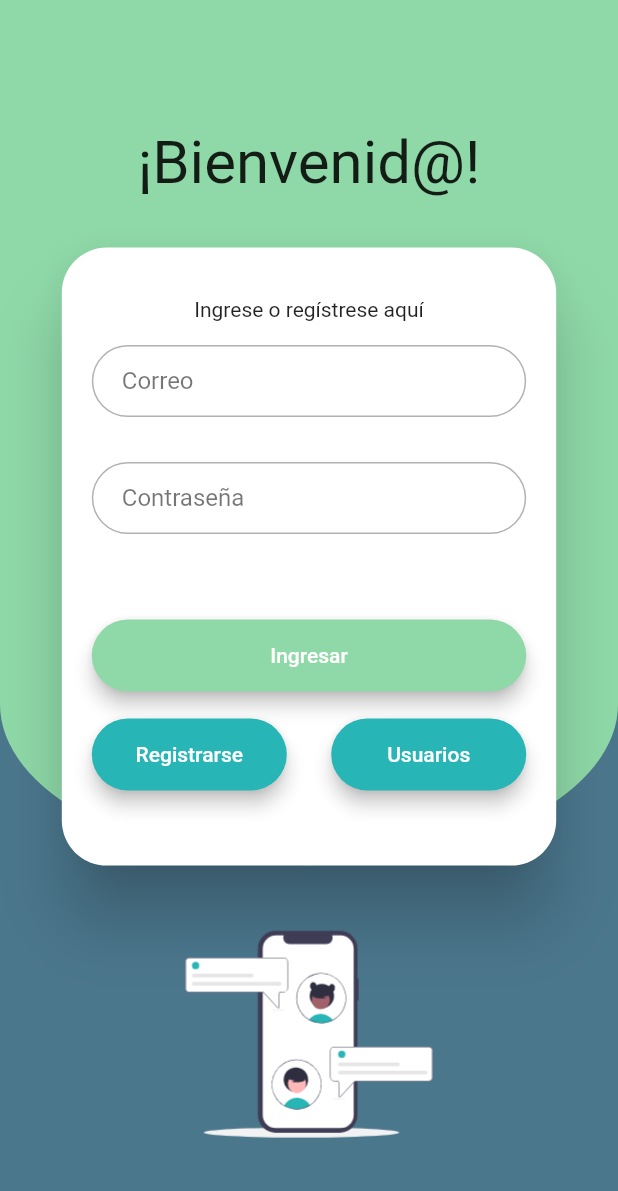
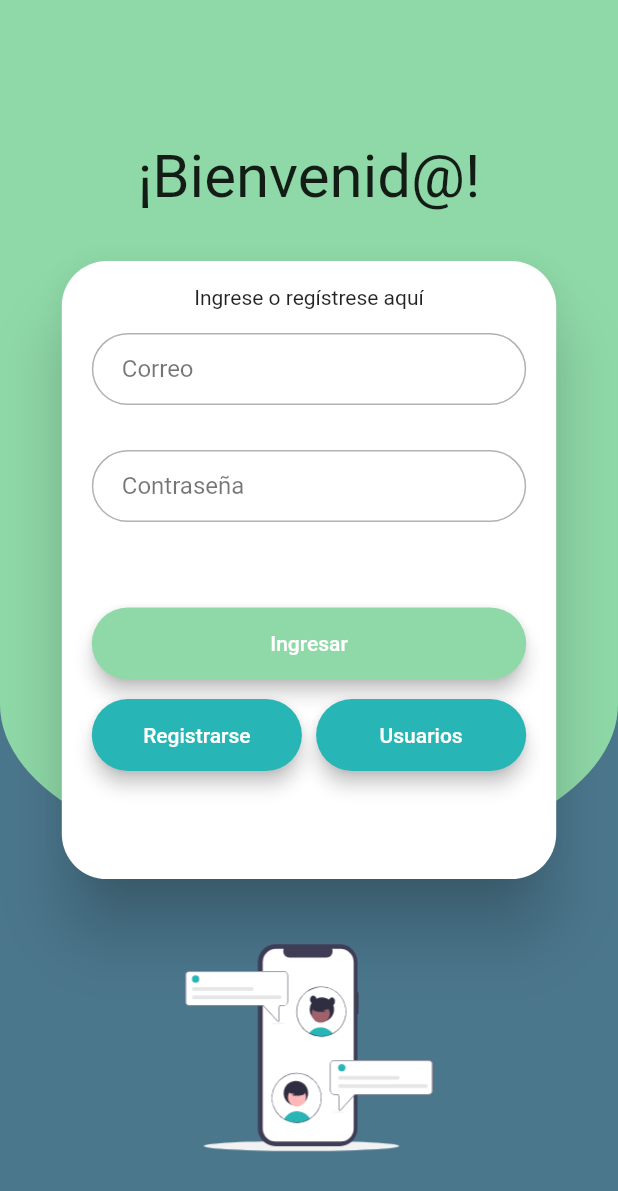
Before and after one commit to danielclas/flutter-apps, a Flutter app: the screen it shows after launch, on a phone screen of 412 x 824 dp. Shown: the top 1191 px of the screen. Run offline on Flutter 3.47's test engine with Material 2 defaults, Android fonts, the light colour scheme and no system bars; our stand-ins replace animated_text_kit, bordered_text, carousel_slider, cloud_firestore, countup, date_format and 14 more; missing offline and left inert: alert, animated_widgets, camerawesome, qrscan, torch_compat; accounts and stored records are empty.

Commit message:
Classroom chat almost done :)

```diff
--- a/v2/classroom_chat_app_2/lib/components/login_register_component.dart
+++ b/v2/classroom_chat_app_2/lib/components/login_register_component.dart
@@ -47,7 +47,7 @@ class _LoginRegisterComponentState extends State<LoginRegisterComponent> {
       height: MediaQuery.of(context).size.height * 0.5,
       width: MediaQuery.of(context).size.width * 0.8,
       child: Padding(
-        padding: const EdgeInsets.only(right: 12, left: 12, top: 25),
+        padding: const EdgeInsets.only(right: 12, left: 12, top: 1),
         child: Form(
           key: formKey,
           onChanged: () => formStatusText = '',
@@ -55,7 +55,7 @@ class _LoginRegisterComponentState extends State<LoginRegisterComponent> {
             mainAxisAlignment: MainAxisAlignment.start,
             children: [
               Padding(
-                padding: const EdgeInsets.all(8.0),
+                padding: const EdgeInsets.only(top: 15, bottom: 8),
                 child: Center(child: Text("Ingrese o regístrese aquí")),
               ),
               Padding(
@@ -63,6 +63,7 @@ class _LoginRegisterComponentState extends State<LoginRegisterComponent> {
                 child: TextFormField(
                     textAlign: TextAlign.center,
                     controller: emailController,
+                    onChanged: (value) => setState(() => formStatusText = ''),
                     validator: (value) => EmailValidator.validate(value) ? null : "",
                     keyboardType: TextInputType.emailAddress,
                     decoration: kTextFieldDecoration.copyWith(
@@ -76,6 +77,7 @@ class _LoginRegisterComponentState extends State<LoginRegisterComponent> {
                   child: TextFormField(
                       textAlign: TextAlign.center,
                       controller: passwordController,
+                      onChanged: (value) => setState(() => formStatusText = ''),
                       validator: (value) => value == null || value.length < 4 ? "P" : null,
                       obscureText: true,
                       keyboardType: TextInputType.emailAddress,
@@ -87,7 +89,11 @@ class _LoginRegisterComponentState extends State<LoginRegisterComponent> {
               ),
               Padding(
                 padding: const EdgeInsets.only(bottom: 8),
-                child: Center(child: Text(formStatusText)),
+                child: Center(
+                    child: Text(
+                  formStatusText,
+                  style: TextStyle(color: Colors.redAccent),
+                )),
               ),
               Padding(
                 padding: const EdgeInsets.all(8.0),
@@ -102,29 +108,27 @@ class _LoginRegisterComponentState extends State<LoginRegisterComponent> {
 
                     setState(() => showSpinner = true);
                     try {
-                      UserCredential user = await FirebaseService.auth.signInWithEmailAndPassword(
-                          email: emailController.value.text, password: passwordController.value.text);
+                      UserCredential user = await FirebaseService.signIn(emailController.text, passwordController.text);
                       if (user != null) {
                         formKey.currentState.reset();
                         Navigator.pushNamed(context, HomeScreen.id);
-                      } else {
-                        formStatusText = 'No fue posible autenticarse';
                       }
 
                       setState(() => showSpinner = false);
                     } catch (e) {
+                      formStatusText = 'No fue posible autenticarse';
                       setState(() => showSpinner = false);
                     }
                   },
                 ),
               ),
               Padding(
-                padding: const EdgeInsets.only(left: 8, right: 8, top: 10),
+                padding: EdgeInsets.only(left: 8, right: 8, top: 5),
                 child: Row(
                   mainAxisAlignment: MainAxisAlignment.spaceBetween,
                   children: [
                     RoundedButton(
-                      minWidth: 130,
+                      minWidth: MediaQuery.of(context).size.height * 0.17,
                       text: 'Registrarse',
                       color: HexColor("28b5b5"),
                       onPressed: () async {
@@ -144,7 +148,7 @@ class _LoginRegisterComponentState extends State<LoginRegisterComponent> {
                       },
                     ),
                     RoundedButton(
-                      minWidth: 130,
+                      minWidth: MediaQuery.of(context).size.height * 0.17,
                       text: 'Usuarios',
                       color: HexColor("28b5b5"),
                       onPressed: () => switchUser(),
--- a/v2/classroom_chat_app_2/lib/components/message_bubble.dart
+++ b/v2/classroom_chat_app_2/lib/components/message_bubble.dart
@@ -12,7 +12,8 @@ class MessageBubble extends StatelessWidget {
   final Message message;
   bool isFromCurrentUser = true;
 
-  formatSender() => this.message.sender.toString().substring(0, this.message.sender.indexOf('@'));
+  formatSender() =>
+      isFromCurrentUser ? '' : '${this.message.sender.toString().substring(0, this.message.sender.indexOf('@'))} |';
   formatTime() => DateFormat('HH:mm').format(message.timestamp.toDate());
 
   BorderRadiusGeometry getRadiusGeometry() {
@@ -25,6 +26,7 @@ class MessageBubble extends StatelessWidget {
   @override
   Widget build(BuildContext context) {
     isFromCurrentUser = FirebaseService.loggedInUser.email == message.sender;
+    print(message.toJson());
     return Padding(
       padding: EdgeInsets.only(left: 10, right: 10, top: 5, bottom: 5),
       child: Column(
@@ -40,7 +42,7 @@ class MessageBubble extends StatelessWidget {
                   crossAxisAlignment: isFromCurrentUser ? CrossAxisAlignment.end : CrossAxisAlignment.start,
                   children: [
                     Text(
-                      "${formatSender()} | ${formatTime()}",
+                      "${formatSender()} ${formatTime()}",
                       style: TextStyle(fontSize: 13, color: Colors.black54),
                     ),
                     Padding(
--- a/v2/classroom_chat_app_2/lib/constants.dart
+++ b/v2/classroom_chat_app_2/lib/constants.dart
@@ -38,9 +38,9 @@ enum classroom { a, b }
 
 const kUsers = [
   {"email": "", "password": ""},
-  {"email": "admin@admin.com", "password": "1111"},
-  {"email": "invitado@invitado.com", "password": "2222"},
-  {"email": "usuario@usuario.com", "password": "3333"},
-  {"email": "anonimo@anonimo.com", "password": "4444"},
-  {"email": "tester@tester.com", "password": "5555"},
+  {"email": "admin@admin.com", "password": "123456"},
+  {"email": "invitado@invitado.com", "password": "123456"},
+  {"email": "usuario@usuario.com", "password": "123456"},
+  {"email": "anonimo@anonimo.com", "password": "123456"},
+  {"email": "tester@tester.com", "password": "123456"},
 ];
--- a/v2/classroom_chat_app_2/lib/main.dart
+++ b/v2/classroom_chat_app_2/lib/main.dart
@@ -1,7 +1,6 @@
 import 'package:flash_chat/screens/home_screen.dart';
-import 'package:flash_chat/screens/welcome_screen_2.dart';
+import 'package:flash_chat/screens/welcome_screen.dart';
 import 'package:flutter/material.dart';
-import 'package:flash_chat/screens/welcome_screen.dart';
 import 'package:flash_chat/screens/login_screen.dart';
 import 'package:flash_chat/screens/registration_screen.dart';
 import 'package:flash_chat/screens/chat_screen.dart';
@@ -9,7 +8,6 @@ import './services/firebase_service.dart';
 import 'screens/chat_screen.dart';
 import 'screens/login_screen.dart';
 import 'screens/registration_screen.dart';
-import 'screens/welcome_screen.dart';
 
 void main() async {
   WidgetsFlutterBinding.ensureInitialized();
@@ -20,8 +18,8 @@ void main() async {
 class ClassroomChat extends StatelessWidget {
   @override
   Widget build(BuildContext context) {
-    return MaterialApp(initialRoute: WelcomeScreen2.id, routes: {
-      WelcomeScreen2.id: (context) => WelcomeScreen2(),
+    return MaterialApp(initialRoute: WelcomeScreen.id, routes: {
+      WelcomeScreen.id: (context) => WelcomeScreen(),
       LoginScreen.id: (context) => LoginScreen(),
       RegistrationScreen.id: (context) => RegistrationScreen(),
       ChatScreen.id: (context) => ChatScreen(),
--- a/v2/classroom_chat_app_2/lib/screens/chat_screen.dart
+++ b/v2/classroom_chat_app_2/lib/screens/chat_screen.dart
@@ -56,8 +56,9 @@ class _ChatScreenState extends State<ChatScreen> {
         leading: null,
         title: Text('Aula ${collection.substring(collection.indexOf('_') + 1).toUpperCase()}'),
         backgroundColor: HexColor("8fd9a8"),
-        shadowColor: Colors.transparent,
+        shadowColor: Colors.black,
       ),
+      /*
       floatingActionButton: Positioned(
         bottom: 50.0,
         right: 5.0,
@@ -77,7 +78,7 @@ class _ChatScreenState extends State<ChatScreen> {
             child: Icon(Icons.keyboard_arrow_down),
           ),
         ),
-      ),
+      ),*/
       body: SafeArea(
         child: Container(
           decoration: BoxDecoration(
--- a/v2/classroom_chat_app_2/lib/screens/welcome_screen.dart
+++ b/v2/classroom_chat_app_2/lib/screens/welcome_screen.dart
@@ -1,61 +1,115 @@
+import 'package:animated_text_kit/animated_text_kit.dart';
+import 'package:flash_chat/components/login_register_component.dart';
+import 'package:flash_chat/services/chat_service.dart';
+import 'package:flash_chat/utils/hex_color.dart';
 import 'package:flutter/material.dart';
-import 'package:flutter_svg/svg.dart';
-
-import '../components/rounded_button.dart';
-import 'login_screen.dart';
-import 'registration_screen.dart';
+import 'package:flutter_svg_provider/flutter_svg_provider.dart';
+import 'package:modal_progress_hud/modal_progress_hud.dart';
 
 class WelcomeScreen extends StatefulWidget {
-  static final String id = "WelcomeScreen";
-
+  static final String id = "WelcomeString2";
   @override
   _WelcomeScreenState createState() => _WelcomeScreenState();
 }
 
-class _WelcomeScreenState extends State<WelcomeScreen> with SingleTickerProviderStateMixin {
+class _WelcomeScreenState extends State<WelcomeScreen> {
+  bool showSpinner = false;
+  TextEditingController emailController = TextEditingController();
+  TextEditingController passwordController = TextEditingController();
+
+  @override
+  void initState() {
+    super.initState();
+    emailController.clear();
+    passwordController.clear();
+  }
+
   @override
   Widget build(BuildContext context) {
     return Scaffold(
-      body: Padding(
-        padding: EdgeInsets.symmetric(horizontal: 24.0),
+      resizeToAvoidBottomInset: false,
+      backgroundColor: Colors.transparent,
+      body: ModalProgressHUD(
+        progressIndicator: CircularProgressIndicator(),
+        inAsyncCall: showSpinner,
+        child: Stack(children: [
+          Column(
+            children: [
+              Expanded(
+                child: Container(
+                  color: HexColor("4b778d"),
+                  height: MediaQuery.of(context).size.height * 0.3,
+                ),
+              )
+            ],
+          ),
+          Column(
+            mainAxisAlignment: MainAxisAlignment.center,
+            children: [
+              Expanded(
+                child: Padding(
+                  padding: EdgeInsets.only(bottom: MediaQuery.of(context).size.width * 0.6),
+                  child: Container(
+                      decoration: new BoxDecoration(
+                        color: HexColor("8fd9a8"),
+                        borderRadius: BorderRadius.vertical(
+                            bottom: Radius.elliptical(MediaQuery.of(context).size.width * 0.7, 150)),
+                      ),
+                      height: MediaQuery.of(context).size.height * 0.5),
+                ),
+              )
+            ],
+          ),
+          Padding(
+            padding: EdgeInsets.only(top: MediaQuery.of(context).size.height * 0.05, bottom: 15, left: 15, right: 15),
+            child: Center(
               child: Column(
                 mainAxisAlignment: MainAxisAlignment.center,
-          crossAxisAlignment: CrossAxisAlignment.stretch,
-          children: <Widget>[
-            Row(
-              children: <Widget>[
-                Flexible(
-                  child: Hero(
-                    tag: 'logo',
-                    child: Container(
-                      child: SvgPicture.asset(
+                children: [
+                  Padding(
+                    padding: EdgeInsets.all(MediaQuery.of(context).size.height * 0.04),
+                    child: Column(
+                      children: [
+                        TypewriterAnimatedTextKit(
+                          text: ['¡Bienvenid@!'],
+                          textStyle: TextStyle(
+                            fontSize: 40.0,
+                          ),
+                          speed: Duration(milliseconds: 100),
+                        ),
+                      ],
+                    ),
+                  ),
+                  Material(
+                      elevation: 20,
+                      borderRadius: BorderRadius.all(Radius.circular(30)),
+                      color: Colors.white,
+                      child: LoginRegisterComponent()),
+                  Container(
+                    child: Padding(
+                      padding: EdgeInsets.only(top: 30, bottom: MediaQuery.of(context).size.height * 0.01),
+                      child: Column(
+                        mainAxisAlignment: MainAxisAlignment.start,
+                        children: [
+                          Hero(
+                            tag: "graphic",
+                            child: Image(
+                              height: MediaQuery.of(context).size.height * 0.2,
+                              width: MediaQuery.of(context).size.width * 0.4,
+                              image: Svg(
                                 'images/main-graphic.svg',
-                        semanticsLabel: 'Main Graphic',
-                        height: 300.0,
-                        width: 200.0,
-                      ),
-                      height: 60,
                               ),
                             ),
                           ),
                         ],
                       ),
-            SizedBox(
-              height: 48.0,
                     ),
-            RoundedButton(
-                text: 'Ingresar',
-                onPressed: () => Navigator.pushNamed(context, LoginScreen.id),
-                color: Colors.lightBlueAccent),
-            RoundedButton(
-              text: 'Registrarse',
-              color: Colors.blueAccent,
-              onPressed: () {
-                Navigator.pushNamed(context, RegistrationScreen.id);
-              },
-            )
+                  ),
                 ],
               ),
+            ),
+          )
+        ]),
       ),
     );
   }
--- a/v2/classroom_chat_app_2/lib/screens/welcome_screen_2.dart
+++ /dev/null
@@ -1,109 +0,0 @@
-import 'package:animated_text_kit/animated_text_kit.dart';
-import 'package:flash_chat/components/login_register_component.dart';
-import 'package:flash_chat/utils/hex_color.dart';
-import 'package:flutter/material.dart';
-import 'package:flutter_svg_provider/flutter_svg_provider.dart';
-import 'package:modal_progress_hud/modal_progress_hud.dart';
-
-class WelcomeScreen2 extends StatefulWidget {
-  static final String id = "WelcomeString2";
-  @override
-  _WelcomeScreen2State createState() => _WelcomeScreen2State();
-}
-
-class _WelcomeScreen2State extends State<WelcomeScreen2> {
-  bool showSpinner = false;
-  TextEditingController emailController = TextEditingController();
-  TextEditingController passwordController = TextEditingController();
-
-  @override
-  Widget build(BuildContext context) {
-    print(MediaQuery.of(context).size.height);
-    return Scaffold(
-      resizeToAvoidBottomInset: false,
-      backgroundColor: Colors.transparent,
-      body: ModalProgressHUD(
-        progressIndicator: CircularProgressIndicator(),
-        inAsyncCall: showSpinner,
-        child: Stack(children: [
-          Column(
-            children: [
-              Expanded(
-                child: Container(
-                  color: HexColor("4b778d"),
-                  height: MediaQuery.of(context).size.height * 0.3,
-                ),
-              )
-            ],
-          ),
-          Column(
-            mainAxisAlignment: MainAxisAlignment.center,
-            children: [
-              Expanded(
-                child: Padding(
-                  padding: EdgeInsets.only(bottom: MediaQuery.of(context).size.width * 0.6),
-                  child: Container(
-                      decoration: new BoxDecoration(
-                        color: HexColor("8fd9a8"),
-                        borderRadius: BorderRadius.vertical(
-                            bottom: Radius.elliptical(MediaQuery.of(context).size.width * 0.7, 150)),
-                      ),
-                      height: MediaQuery.of(context).size.height * 0.5),
-                ),
-              )
-            ],
-          ),
-          Padding(
-            padding: const EdgeInsets.only(top: 45, bottom: 15, left: 15, right: 15),
-            child: Center(
-              child: Column(
-                mainAxisAlignment: MainAxisAlignment.center,
-                children: [
-                  Padding(
-                    padding: EdgeInsets.all(MediaQuery.of(context).size.height * 0.04),
-                    child: Column(
-                      children: [
-                        TypewriterAnimatedTextKit(
-                          text: ['¡Bienvenid@!'],
-                          textStyle: TextStyle(
-                            fontSize: 40.0,
-                          ),
-                          speed: Duration(milliseconds: 100),
-                        ),
-                      ],
-                    ),
-                  ),
-                  Material(
-                      elevation: 20,
-                      borderRadius: BorderRadius.all(Radius.circular(30)),
-                      color: Colors.white,
-                      child: LoginRegisterComponent()),
-                  Container(
-                    child: Padding(
-                      padding: EdgeInsets.only(top: 30, bottom: 30),
-                      child: Column(
-                        mainAxisAlignment: MainAxisAlignment.start,
-                        children: [
-                          Hero(
-                            tag: "graphic",
-                            child: Image(
-                              height: MediaQuery.of(context).size.height * 0.2,
-                              width: MediaQuery.of(context).size.width * 0.4,
-                              image: Svg(
-                                'images/main-graphic.svg',
-                              ),
-                            ),
-                          ),
-                        ],
-                      ),
-                    ),
-                  ),
-                ],
-              ),
-            ),
-          )
-        ]),
-      ),
-    );
-  }
-}
--- a/v2/classroom_chat_app_2/lib/services/chat_service.dart
+++ b/v2/classroom_chat_app_2/lib/services/chat_service.dart
@@ -1,3 +1,5 @@
+import 'dart:convert';
+
 import 'package:flash_chat/models/message_model.dart';
 import 'package:flutter/cupertino.dart';
 import 'firebase_service.dart';
--- a/v2/classroom_chat_app_2/lib/services/firebase_service.dart
+++ b/v2/classroom_chat_app_2/lib/services/firebase_service.dart
@@ -14,4 +14,6 @@ class FirebaseService {
 
   //This method should be called on main to initialize Firebase
   static init() async => await Firebase.initializeApp();
+  static signIn(String email, String password) async =>
+      await FirebaseAuth.instance.signInWithEmailAndPassword(email: email, password: password);
 }
```
Also changed, not shown: v2/classroom_chat_app_2/lib/screens/home_screen.dart (+13 -13 lines), 1 other file. Lines whose indentation alone changed are shown as unchanged.
